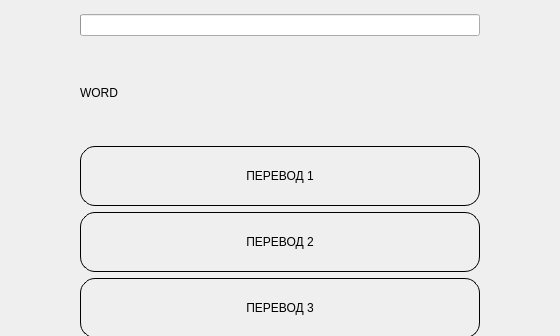
Qt form quizwidget.ui (sinfillo/SpeakSavvy) before a commit; both pictures show x 85 to 645 and y 0 to 336 of the 796 by 450 pixel window.
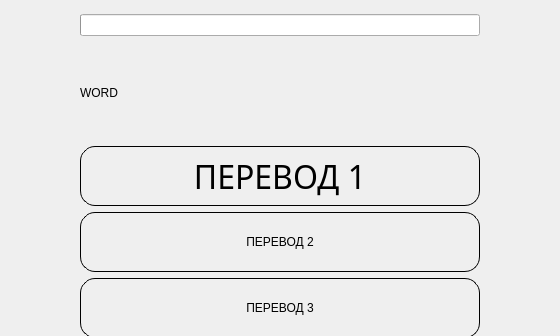
The same form after that commit.

Patch:
```diff
--- a/quizwidget.ui
+++ b/quizwidget.ui
@@ -107,6 +107,14 @@
        <height>60</height>
       </size>
      </property>
+     <property name="font">
+      <font>
+       <family>YuGothic</family>
+       <pointsize>24</pointsize>
+       <italic>false</italic>
+       <bold>false</bold>
+      </font>
+     </property>
      <property name="styleSheet">
       <string notr="true">font: 24pt &quot;YuGothic&quot;;
 border-radius: 15;
```
